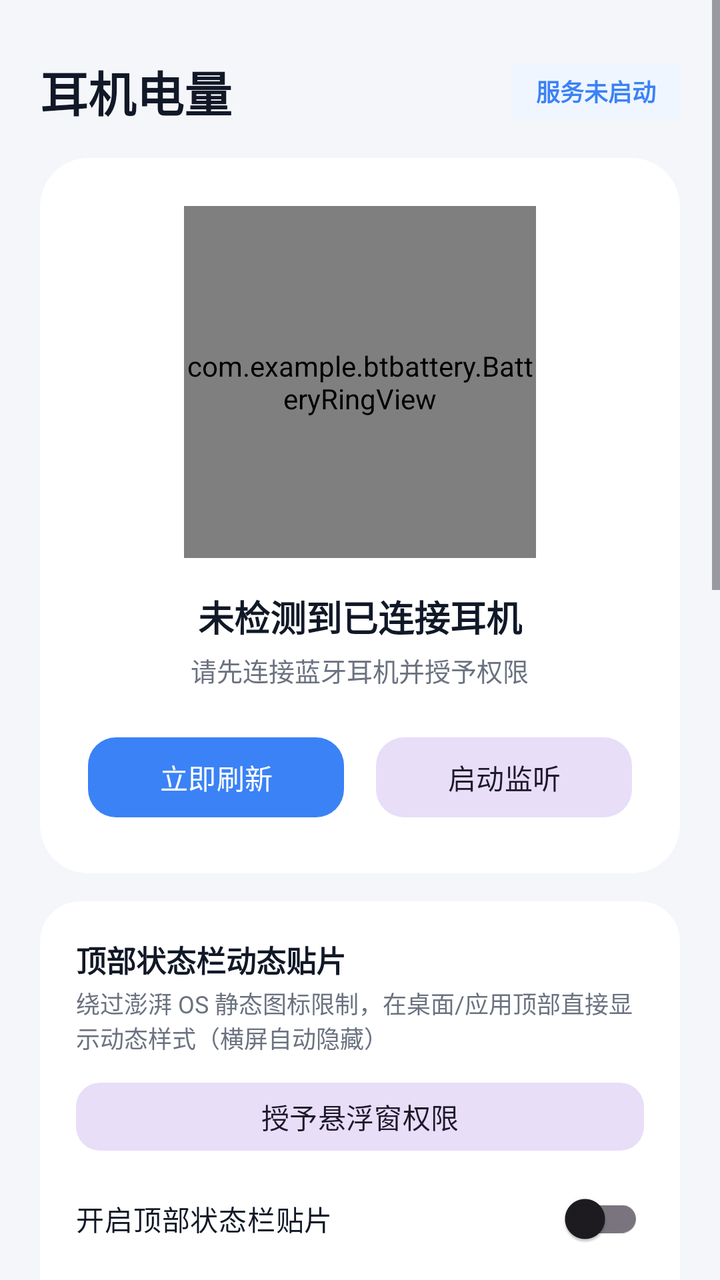
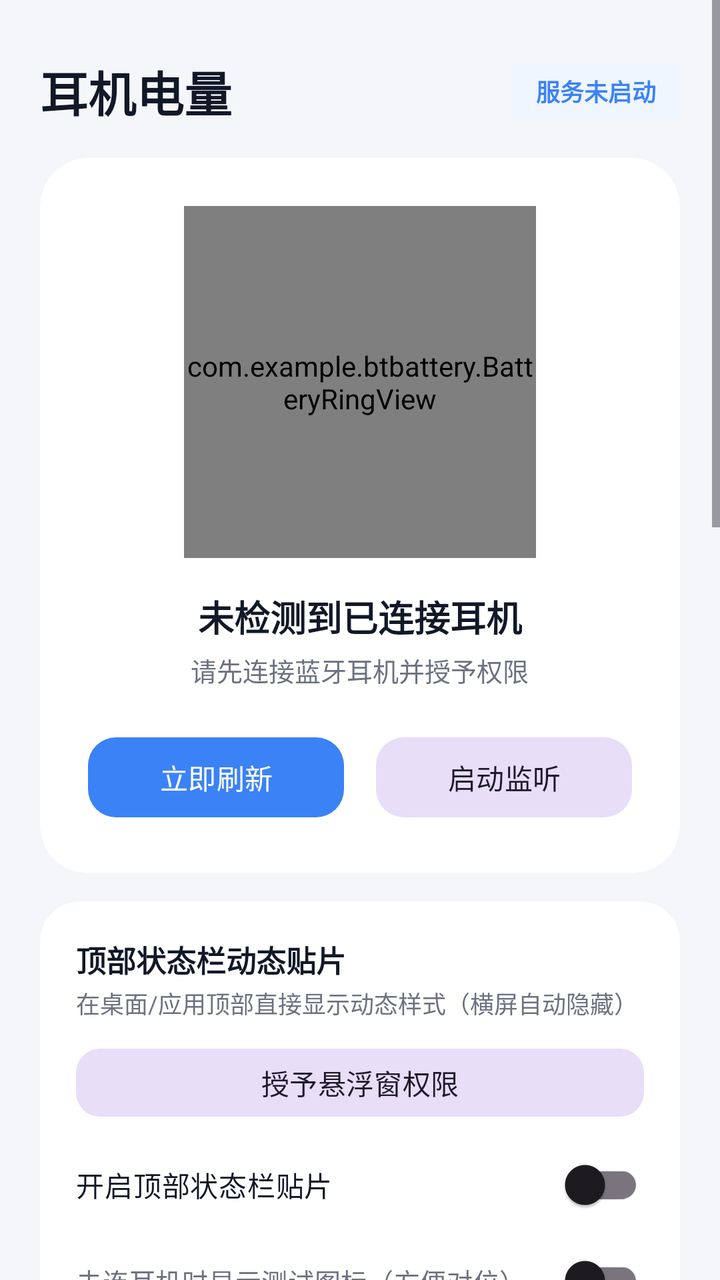

The first picture is an Android layout as it rendered before a commit; the second is the same layout after the commit. The layout source and the unified diff follow.
<!-- AndroidManifest.xml: application theme Theme.BtBattery -->
<!-- res/layout/activity_main.xml -->
<?xml version="1.0" encoding="utf-8"?>
<ScrollView xmlns:android="http://schemas.android.com/apk/res/android"
    xmlns:app="http://schemas.android.com/apk/res-auto"
    android:layout_width="match_parent"
    android:layout_height="match_parent"
    android:background="@color/bg_page"
    android:fillViewport="true">

    <LinearLayout
        android:layout_width="match_parent"
        android:layout_height="wrap_content"
        android:orientation="vertical"
        android:padding="20dp">

        <LinearLayout
            android:layout_width="match_parent"
            android:layout_height="wrap_content"
            android:gravity="center_vertical"
            android:orientation="horizontal"
            android:paddingTop="8dp"
            android:paddingBottom="16dp">

            <TextView
                android:layout_width="0dp"
                android:layout_height="wrap_content"
                android:layout_weight="1"
                android:text="耳机电量"
                android:textColor="@color/text_primary"
                android:textSize="24sp"
                android:textStyle="bold" />

            <TextView
                android:id="@+id/tvServiceBadge"
                android:layout_width="wrap_content"
                android:layout_height="wrap_content"
                android:background="@color/accent_soft"
                android:paddingHorizontal="12dp"
                android:paddingVertical="5dp"
                android:text="服务未启动"
                android:textColor="@color/accent_blue"
                android:textSize="12sp"
                android:textStyle="bold" />
        </LinearLayout>

        
        <com.google.android.material.card.MaterialCardView
            android:layout_width="match_parent"
            android:layout_height="wrap_content"
            app:cardBackgroundColor="@color/bg_card"
            app:cardCornerRadius="24dp"
            app:cardElevation="0dp"
            app:strokeWidth="0dp">

            <LinearLayout
                android:layout_width="match_parent"
                android:layout_height="wrap_content"
                android:gravity="center_horizontal"
                android:orientation="vertical"
                android:padding="24dp">

                <com.example.btbattery.BatteryRingView
                    android:id="@+id/batteryRing"
                    android:layout_width="176dp"
                    android:layout_height="176dp" />

                <TextView
                    android:id="@+id/tvDeviceName"
                    android:layout_width="wrap_content"
                    android:layout_height="wrap_content"
                    android:layout_marginTop="16dp"
                    android:text="未检测到已连接耳机"
                    android:textColor="@color/text_primary"
                    android:textSize="18sp"
                    android:textStyle="bold" />

                <TextView
                    android:id="@+id/tvDeviceSub"
                    android:layout_width="wrap_content"
                    android:layout_height="wrap_content"
                    android:layout_marginTop="4dp"
                    android:text="请先连接蓝牙耳机并授予权限"
                    android:textColor="@color/text_secondary"
                    android:textSize="13sp" />

                <LinearLayout
                    android:layout_width="match_parent"
                    android:layout_height="wrap_content"
                    android:layout_marginTop="20dp"
                    android:orientation="horizontal">

                    <com.google.android.material.button.MaterialButton
                        android:id="@+id/btnRefresh"
                        android:layout_width="0dp"
                        android:layout_height="48dp"
                        android:layout_marginEnd="8dp"
                        android:layout_weight="1"
                        android:text="立即刷新"
                        app:cornerRadius="14dp" />

                    <com.google.android.material.button.MaterialButton
                        android:id="@+id/btnToggleService"
                        style="@style/Widget.Material3.Button.TonalButton"
                        android:layout_width="0dp"
                        android:layout_height="48dp"
                        android:layout_marginStart="8dp"
                        android:layout_weight="1"
                        android:text="启动监听"
                        app:cornerRadius="14dp" />
                </LinearLayout>
            </LinearLayout>
        </com.google.android.material.card.MaterialCardView>

        
        <com.google.android.material.card.MaterialCardView
            android:layout_width="match_parent"
            android:layout_height="wrap_content"
            android:layout_marginTop="14dp"
            app:cardBackgroundColor="@color/bg_card"
            app:cardCornerRadius="20dp"
            app:cardElevation="0dp"
            app:strokeWidth="0dp">

            <LinearLayout
                android:layout_width="match_parent"
                android:layout_height="wrap_content"
                android:orientation="vertical"
                android:padding="18dp">

                <TextView
                    android:layout_width="wrap_content"
                    android:layout_height="wrap_content"
                    android:text="顶部状态栏动态贴片"
                    android:textColor="@color/text_primary"
                    android:textSize="15sp"
                    android:textStyle="bold" />

                <TextView
                    android:layout_width="wrap_content"
                    android:layout_height="wrap_content"
                    android:layout_marginTop="2dp"
                    android:text="绕过澎湃 OS 静态图标限制，在桌面/应用顶部直接显示动态样式（横屏自动隐藏）"
                    android:textColor="@color/text_secondary"
                    android:textSize="12sp" />

                <com.google.android.material.button.MaterialButton
                    android:id="@+id/btnOverlayPerm"
                    style="@style/Widget.Material3.Button.TonalButton"
                    android:layout_width="match_parent"
                    android:layout_height="42dp"
                    android:layout_marginTop="10dp"
                    android:text="授予悬浮窗权限"
                    app:cornerRadius="12dp" />

                <com.google.android.material.switchmaterial.SwitchMaterial
                    android:id="@+id/switchOverlay"
                    android:layout_width="match_parent"
                    android:layout_height="wrap_content"
                    android:layout_marginTop="6dp"
                    android:text="开启顶部状态栏贴片"
                    android:textColor="@color/text_primary"
                    android:textSize="14sp" />

                <com.google.android.material.switchmaterial.SwitchMaterial
                    android:id="@+id/switchPreview"
                    android:layout_width="match_parent"
                    android:layout_height="wrap_content"
                    android:text="未连耳机时显示测试图标（方便对位）"
                    android:textColor="@color/text_secondary"
                    android:textSize="13sp" />

                <TextView
                    android:id="@+id/tvOverlayX"
                    android:layout_width="wrap_content"
                    android:layout_height="wrap_content"
                    android:layout_marginTop="8dp"
                    android:text="水平位置 X：64 dp"
                    android:textColor="@color/text_secondary"
                    android:textSize="12sp" />

                <SeekBar
                    android:id="@+id/seekOverlayX"
                    android:layout_width="match_parent"
                    android:layout_height="wrap_content"
                    android:max="320" />

                <TextView
                    android:id="@+id/tvOverlayY"
                    android:layout_width="wrap_content"
                    android:layout_height="wrap_content"
                    android:layout_marginTop="6dp"
                    android:text="垂直位置 Y：12 dp"
                    android:textColor="@color/text_secondary"
                    android:textSize="12sp" />

                <SeekBar
                    android:id="@+id/seekOverlayY"
                    android:layout_width="match_parent"
                    android:layout_height="wrap_content"
                    android:max="56" />

                <TextView
                    android:id="@+id/tvOverlaySize"
                    android:layout_width="wrap_content"
                    android:layout_height="wrap_content"
                    android:layout_marginTop="6dp"
                    android:text="图标大小：20 dp"
                    android:textColor="@color/text_secondary"
                    android:textSize="12sp" />

                <SeekBar
                    android:id="@+id/seekOverlaySize"
                    android:layout_width="match_parent"
                    android:layout_height="wrap_content"
                    android:max="18" />
            </LinearLayout>
        </com.google.android.material.card.MaterialCardView>

        
        <com.google.android.material.card.MaterialCardView
            android:layout_width="match_parent"
            android:layout_height="wrap_content"
            android:layout_marginTop="14dp"
            app:cardBackgroundColor="@color/bg_card"
            app:cardCornerRadius="20dp"
            app:cardElevation="0dp"
            app:strokeWidth="0dp">

            <LinearLayout
                android:layout_width="match_parent"
                android:layout_height="wrap_content"
                android:orientation="vertical"
                android:padding="18dp">

                <TextView
                    android:layout_width="wrap_content"
                    android:layout_height="wrap_content"
                    android:text="图标样式（顶部与通知栏同步）"
                    android:textColor="@color/text_primary"
                    android:textSize="15sp"
                    android:textStyle="bold" />

                <com.google.android.material.button.MaterialButtonToggleGroup
                    android:id="@+id/toggleIconStyle"
                    android:layout_width="match_parent"
                    android:layout_height="wrap_content"
                    android:layout_marginTop="12dp"
                    app:selectionRequired="true"
                    app:singleSelection="true">

                    <com.google.android.material.button.MaterialButton
                        android:id="@+id/btnStyleBadge"
                        style="@style/Widget.Material3.Button.OutlinedButton"
                        android:layout_width="0dp"
                        android:layout_height="42dp"
                        android:layout_weight="1"
                        android:text="圆角徽章"
                        android:textSize="13sp" />

                    <com.google.android.material.button.MaterialButton
                        android:id="@+id/btnStyleRing"
                        style="@style/Widget.Material3.Button.OutlinedButton"
                        android:layout_width="0dp"
                        android:layout_height="42dp"
                        android:layout_weight="1"
                        android:text="环形仪表"
                        android:textSize="13sp" />

                    <com.google.android.material.button.MaterialButton
                        android:id="@+id/btnStyleBattery"
                        style="@style/Widget.Material3.Button.OutlinedButton"
                        android:layout_width="0dp"
                        android:layout_height="42dp"
                        android:layout_weight="1"
                        android:text="电池框"
                        android:textSize="13sp" />
                </com.google.android.material.button.MaterialButtonToggleGroup>
            </LinearLayout>
        </com.google.android.material.card.MaterialCardView>

        
        <com.google.android.material.card.MaterialCardView
            android:layout_width="match_parent"
            android:layout_height="wrap_content"
            android:layout_marginTop="14dp"
            app:cardBackgroundColor="@color/bg_card"
            app:cardCornerRadius="20dp"
            app:cardElevation="0dp"
            app:strokeWidth="0dp">

            <LinearLayout
                android:layout_width="match_parent"
                android:layout_height="wrap_content"
                android:orientation="vertical"
                android:padding="18dp">

                <TextView
                    android:layout_width="wrap_content"
                    android:layout_height="wrap_content"
                    android:text="目标耳机（支持 SHEYIN X5）"
                    android:textColor="@color/text_primary"
                    android:textSize="15sp"
                    android:textStyle="bold" />

                <TextView
                    android:layout_width="wrap_content"
                    android:layout_height="wrap_content"
                    android:layout_marginTop="2dp"
                    android:text="默认自动识别当前连接的耳机，也可点击锁定特定设备"
                    android:textColor="@color/text_secondary"
                    android:textSize="12sp" />

                <com.google.android.material.chip.ChipGroup
                    android:id="@+id/chipGroupDevices"
                    android:layout_width="match_parent"
                    android:layout_height="wrap_content"
                    android:layout_marginTop="10dp"
                    app:selectionRequired="true"
                    app:singleSelection="true" />
            </LinearLayout>
        </com.google.android.material.card.MaterialCardView>

        
        <com.google.android.material.card.MaterialCardView
            android:layout_width="match_parent"
            android:layout_height="wrap_content"
            android:layout_marginTop="14dp"
            app:cardBackgroundColor="@color/bg_card"
            app:cardCornerRadius="20dp"
            app:cardElevation="0dp"
            app:strokeWidth="0dp">

            <LinearLayout
                android:layout_width="match_parent"
                android:layout_height="wrap_content"
                android:orientation="vertical"
                android:padding="18dp">

                <TextView
                    android:layout_width="wrap_content"
                    android:layout_height="wrap_content"
                    android:text="设备检测诊断"
                    android:textColor="@color/text_primary"
                    android:textSize="15sp"
                    android:textStyle="bold" />

                <TextView
                    android:id="@+id/tvDeviceLog"
                    android:layout_width="match_parent"
                    android:layout_height="wrap_content"
                    android:layout_marginTop="8dp"
                    android:lineSpacingExtra="4dp"
                    android:text="暂无检测记录"
                    android:textColor="@color/text_secondary"
                    android:textSize="12sp" />
            </LinearLayout>
        </com.google.android.material.card.MaterialCardView>

        
        <com.google.android.material.card.MaterialCardView
            android:layout_width="match_parent"
            android:layout_height="wrap_content"
            android:layout_marginTop="14dp"
            android:layout_marginBottom="16dp"
            app:cardBackgroundColor="@color/bg_card"
            app:cardCornerRadius="20dp"
            app:cardElevation="0dp"
            app:strokeWidth="0dp">

            <LinearLayout
                android:layout_width="match_parent"
                android:layout_height="wrap_content"
                android:orientation="vertical"
                android:padding="18dp">

                <TextView
                    android:layout_width="wrap_content"
                    android:layout_height="wrap_content"
                    android:text="隐藏蓝色耳机图标"
                    android:textColor="@color/text_primary"
                    android:textSize="15sp"
                    android:textStyle="bold" />

                <TextView
                    android:layout_width="wrap_content"
                    android:layout_height="wrap_content"
                    android:layout_marginTop="4dp"
                    android:text="点击「通知设置」关闭「通知图标」即可去掉顶部蓝标；若连下拉栏卡片都不要，直接关掉「允许通知」（顶部贴片照常运行）。"
                    android:textColor="@color/text_secondary"
                    android:textSize="12sp" />

                <LinearLayout
                    android:layout_width="match_parent"
                    android:layout_height="wrap_content"
                    android:layout_marginTop="12dp"
                    android:orientation="horizontal">

                    <com.google.android.material.button.MaterialButton
                        android:id="@+id/btnNotifySetting"
                        style="@style/Widget.Material3.Button.OutlinedButton"
                        android:layout_width="0dp"
                        android:layout_height="44dp"
                        android:layout_marginEnd="8dp"
                        android:layout_weight="1"
                        android:text="通知设置"
                        app:cornerRadius="12dp" />

                    <com.google.android.material.button.MaterialButton
                        android:id="@+id/btnAppInfo"
                        style="@style/Widget.Material3.Button.OutlinedButton"
                        android:layout_width="0dp"
                        android:layout_height="44dp"
                        android:layout_marginStart="8dp"
                        android:layout_weight="1"
                        android:text="自启动/省电"
                        app:cornerRadius="12dp" />
                </LinearLayout>
            </LinearLayout>
        </com.google.android.material.card.MaterialCardView>

    </LinearLayout>
</ScrollView>
<!-- resources referenced by this layout -->
<resources>
  <color name="accent_blue">#3B82F6</color>
  <color name="accent_soft">#EFF6FF</color>
  <color name="bg_card">#FFFFFF</color>
  <color name="bg_page">#F4F6FA</color>
  <color name="text_primary">#111827</color>
  <color name="text_secondary">#6B7280</color>
  <style name="Theme.BtBattery" parent="Theme.Material3.DayNight.NoActionBar">
          <item name="colorPrimary">@color/accent_blue</item>
          <item name="android:statusBarColor">@color/bg_page</item>
          <item name="android:navigationBarColor">@color/bg_page</item>
      </style>
</resources>

<!-- the commit's change to res/layout/activity_main.xml (unified diff, before → after) -->
@@ -138,7 +138,7 @@
                     android:layout_width="wrap_content"
                     android:layout_height="wrap_content"
                     android:layout_marginTop="2dp"
-                    android:text="绕过澎湃 OS 静态图标限制，在桌面/应用顶部直接显示动态样式（横屏自动隐藏）"
+                    android:text="在桌面/应用顶部直接显示动态样式（横屏自动隐藏）"
                     android:textColor="@color/text_secondary"
                     android:textSize="12sp" />
 
@@ -296,6 +296,124 @@
                 <TextView
                     android:layout_width="wrap_content"
                     android:layout_height="wrap_content"
+                    android:text="后台隐藏与防杀守护"
+                    android:textColor="@color/text_primary"
+                    android:textSize="15sp"
+                    android:textStyle="bold" />
+
+                <TextView
+                    android:layout_width="wrap_content"
+                    android:layout_height="wrap_content"
+                    android:layout_marginTop="2dp"
+                    android:text="开启后不在多任务列表显示，避免一键清理误杀；配合系统保活权限可长期稳定运行"
+                    android:textColor="@color/text_secondary"
+                    android:textSize="12sp" />
+
+                <com.google.android.material.switchmaterial.SwitchMaterial
+                    android:id="@+id/switchHideRecents"
+                    android:layout_width="match_parent"
+                    android:layout_height="wrap_content"
+                    android:layout_marginTop="8dp"
+                    android:text="最近任务隐藏卡片（防一键清理）"
+                    android:textColor="@color/text_primary"
+                    android:textSize="14sp" />
+
+                <com.google.android.material.switchmaterial.SwitchMaterial
+                    android:id="@+id/switchKeepAlive"
+                    android:layout_width="match_parent"
+                    android:layout_height="wrap_content"
+                    android:text="防杀后台守护（开机自启 + 异常自愈）"
+                    android:textColor="@color/text_primary"
+                    android:textSize="14sp" />
+
+                <com.google.android.material.button.MaterialButton
+                    android:id="@+id/btnBatteryOpt"
+                    style="@style/Widget.Material3.Button.TonalButton"
+                    android:layout_width="match_parent"
+                    android:layout_height="42dp"
+                    android:layout_marginTop="10dp"
+                    android:text="申请系统「忽略电池优化」"
+                    app:cornerRadius="12dp" />
+
+                <LinearLayout
+                    android:layout_width="match_parent"
+                    android:layout_height="wrap_content"
+                    android:layout_marginTop="10dp"
+                    android:orientation="horizontal">
+
+                    <com.google.android.material.button.MaterialButton
+                        android:id="@+id/btnMiuiAutostart"
+                        style="@style/Widget.Material3.Button.OutlinedButton"
+                        android:layout_width="0dp"
+                        android:layout_height="42dp"
+                        android:layout_marginEnd="6dp"
+                        android:layout_weight="1"
+                        android:text="澎湃自启动"
+                        android:textSize="12sp"
+                        app:cornerRadius="12dp" />
+
+                    <com.google.android.material.button.MaterialButton
+                        android:id="@+id/btnMiuiPower"
+                        style="@style/Widget.Material3.Button.OutlinedButton"
+                        android:layout_width="0dp"
+                        android:layout_height="42dp"
+                        android:layout_marginStart="6dp"
+                        android:layout_weight="1"
+                        android:text="省电无限制"
+                        android:textSize="12sp"
+                        app:cornerRadius="12dp" />
+                </LinearLayout>
+
+                <LinearLayout
+                    android:layout_width="match_parent"
+                    android:layout_height="wrap_content"
+                    android:layout_marginTop="8dp"
+                    android:orientation="horizontal">
+
+                    <com.google.android.material.button.MaterialButton
+                        android:id="@+id/btnNotifySetting"
+                        style="@style/Widget.Material3.Button.OutlinedButton"
+                        android:layout_width="0dp"
+                        android:layout_height="42dp"
+                        android:layout_marginEnd="6dp"
+                        android:layout_weight="1"
+                        android:text="通知设置(去蓝标)"
+                        android:textSize="12sp"
+                        app:cornerRadius="12dp" />
+
+                    <com.google.android.material.button.MaterialButton
+                        android:id="@+id/btnAppInfo"
+                        style="@style/Widget.Material3.Button.OutlinedButton"
+                        android:layout_width="0dp"
+                        android:layout_height="42dp"
+                        android:layout_marginStart="6dp"
+                        android:layout_weight="1"
+                        android:text="应用详情"
+                        android:textSize="12sp"
+                        app:cornerRadius="12dp" />
+                </LinearLayout>
+            </LinearLayout>
+        </com.google.android.material.card.MaterialCardView>
+
+        
+        <com.google.android.material.card.MaterialCardView
+            android:layout_width="match_parent"
+            android:layout_height="wrap_content"
+            android:layout_marginTop="14dp"
+            app:cardBackgroundColor="@color/bg_card"
+            app:cardCornerRadius="20dp"
+            app:cardElevation="0dp"
+            app:strokeWidth="0dp">
+
+            <LinearLayout
+                android:layout_width="match_parent"
+                android:layout_height="wrap_content"
+                android:orientation="vertical"
+                android:padding="18dp">
+
+                <TextView
+                    android:layout_width="wrap_content"
+                    android:layout_height="wrap_content"
                     android:text="目标耳机（支持 SHEYIN X5）"
                     android:textColor="@color/text_primary"
                     android:textSize="15sp"
@@ -324,6 +442,7 @@
             android:layout_width="match_parent"
             android:layout_height="wrap_content"
             android:layout_marginTop="14dp"
+            android:layout_marginBottom="16dp"
             app:cardBackgroundColor="@color/bg_card"
             app:cardCornerRadius="20dp"
             app:cardElevation="0dp"
@@ -355,67 +474,5 @@
             </LinearLayout>
         </com.google.android.material.card.MaterialCardView>
 
-        
-        <com.google.android.material.card.MaterialCardView
-            android:layout_width="match_parent"
-            android:layout_height="wrap_content"
-            android:layout_marginTop="14dp"
-            android:layout_marginBottom="16dp"
-            app:cardBackgroundColor="@color/bg_card"
-            app:cardCornerRadius="20dp"
-            app:cardElevation="0dp"
-            app:strokeWidth="0dp">
-
-            <LinearLayout
-                android:layout_width="match_parent"
-                android:layout_height="wrap_content"
-                android:orientation="vertical"
-                android:padding="18dp">
-
-                <TextView
-                    android:layout_width="wrap_content"
-                    android:layout_height="wrap_content"
-                    android:text="隐藏蓝色耳机图标"
-                    android:textColor="@color/text_primary"
-                    android:textSize="15sp"
-                    android:textStyle="bold" />
-
-                <TextView
-                    android:layout_width="wrap_content"
-                    android:layout_height="wrap_content"
-                    android:layout_marginTop="4dp"
-                    android:text="点击「通知设置」关闭「通知图标」即可去掉顶部蓝标；若连下拉栏卡片都不要，直接关掉「允许通知」（顶部贴片照常运行）。"
-                    android:textColor="@color/text_secondary"
-                    android:textSize="12sp" />
-
-                <LinearLayout
-                    android:layout_width="match_parent"
-                    android:layout_height="wrap_content"
-                    android:layout_marginTop="12dp"
-                    android:orientation="horizontal">
-
-                    <com.google.android.material.button.MaterialButton
-                        android:id="@+id/btnNotifySetting"
-                        style="@style/Widget.Material3.Button.OutlinedButton"
-                        android:layout_width="0dp"
-                        android:layout_height="44dp"
-                        android:layout_marginEnd="8dp"
-                        android:layout_weight="1"
-                        android:text="通知设置"
-                        app:cornerRadius="12dp" />
-
-                    <com.google.android.material.button.MaterialButton
-                        android:id="@+id/btnAppInfo"
-                        style="@style/Widget.Material3.Button.OutlinedButton"
-                        android:layout_width="0dp"
-                        android:layout_height="44dp"
-                        android:layout_marginStart="8dp"
-                        android:layout_weight="1"
-                        android:text="自启动/省电"
-                        app:cornerRadius="12dp" />
-                </LinearLayout>
-            </LinearLayout>
-        </com.google.android.material.card.MaterialCardView>
-
     </LinearLayout>
 </ScrollView>
